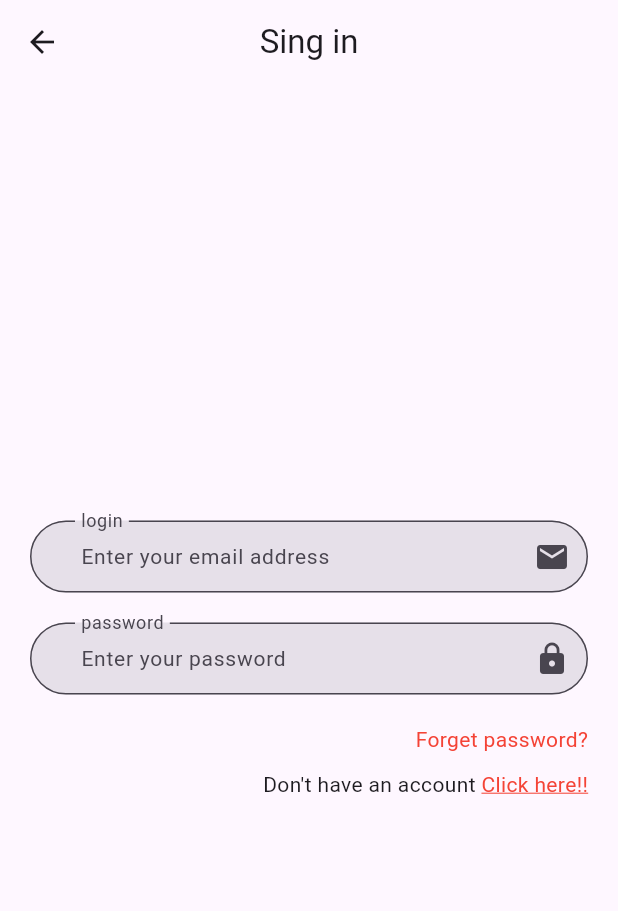
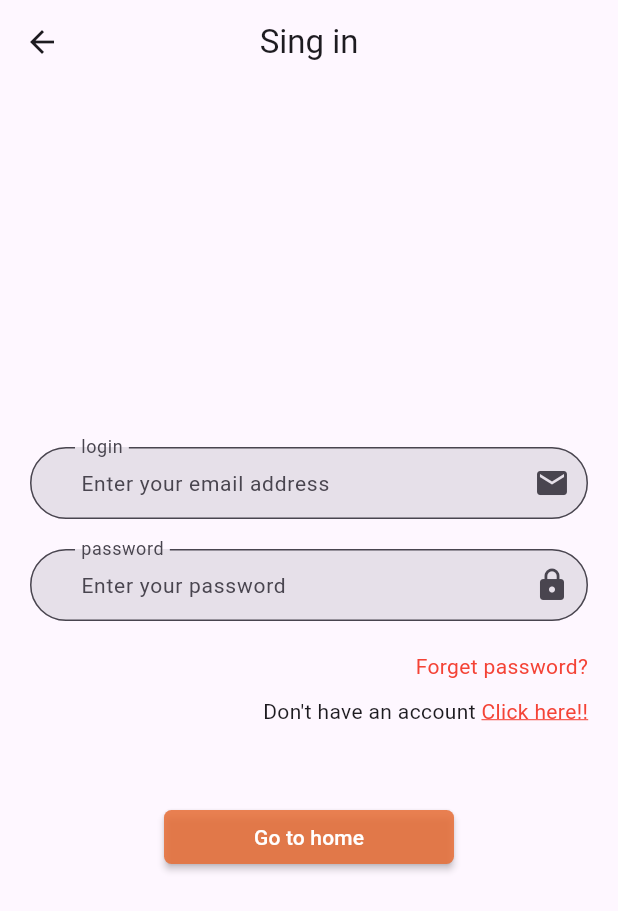
Before and after one commit to seddiksss/trading_books, a Flutter app: the SingIn screen opened by its route, on a phone screen of 412 x 824 dp. Shown: the top 911 px of the screen. Run offline on Flutter 3.47's test engine with Material 3 defaults, Android fonts, the light colour scheme and no system bars; our stand-ins replace get, introduction_screen.

Commit message:
new update

```diff
--- a/lib/Views/screens/onboarding1.dart
+++ b/lib/Views/screens/onboarding1.dart
@@ -1,5 +1,4 @@
 import 'package:flutter/material.dart';
-import 'package:introduction_screen/introduction_screen.dart';
 
 class Onboarding1 extends StatelessWidget {
   const Onboarding1({super.key});
--- a/lib/Views/screens/singin.dart
+++ b/lib/Views/screens/singin.dart
@@ -2,6 +2,7 @@ import 'package:flutter/material.dart';
 import 'package:get/get.dart';
 import 'package:trading_books/Controllers/singInController.dart';
 import 'package:trading_books/Core/Constants/AppColor.dart';
+import 'package:trading_books/Core/Constants/AppRoutes.dart';
 import 'package:trading_books/Views/widgets/singInUpFormField.dart';
 
 class SingIn extends StatelessWidget {
@@ -67,7 +68,22 @@ class SingIn extends StatelessWidget {
                             decorationStyle: TextDecorationStyle.solid),
                       )),
                     ],
-                  )
+                  ),
+                  const SizedBox(
+                    height: 50,
+                  ),
+                  MaterialButton(
+                      padding: const EdgeInsets.symmetric(horizontal: 60),
+                      shape: RoundedRectangleBorder(
+                          borderRadius: BorderRadius.circular(5)),
+                      color: AppColor.primarycolor,
+                      child: const Text(
+                        "Go to home",
+                        style: TextStyle(color: AppColor.white),
+                      ),
+                      onPressed: () {
+                        Get.toNamed(AppRoutes.homeScreen);
+                      })
                 ],
               ),
             ),
```
Also changed, not shown: lib/Views/screens/onboarding3.dart (deleted, +0 -21 lines), git.dart (deleted).
